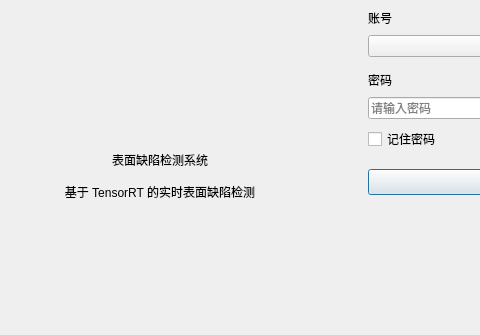
This is logindialog.ui in DawnJson/linescan-defect-detection as Qt 5 draws it before an edit; both pictures show x 0 to 480 and y 105 to 440 of the 760 by 440 pixel window. The edited form follows.
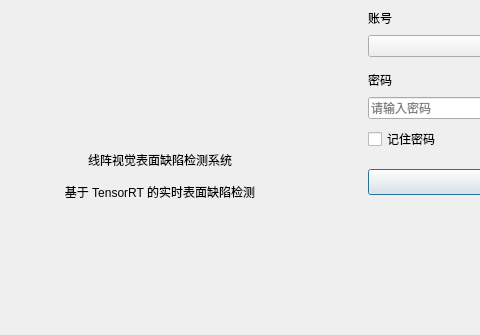
This is the edited form. Icons and pictures are not drawn.

Commit message: Rename to 线阵视觉表面缺陷检测系统, count per part (件) instead of per board

What changed in the file:
```diff
--- a/logindialog.ui
+++ b/logindialog.ui
@@ -103,7 +103,7 @@
       <item>
        <widget class="QLabel" name="brandTitle">
         <property name="text">
-         <string>表面缺陷检测系统</string>
+         <string>线阵视觉表面缺陷检测系统</string>
         </property>
         <property name="alignment">
          <set>Qt::AlignmentFlag::AlignCenter</set>
```
Left out of the diff: 2 changed lines with no effect on the pictures. The commit also changes 6 other files.
